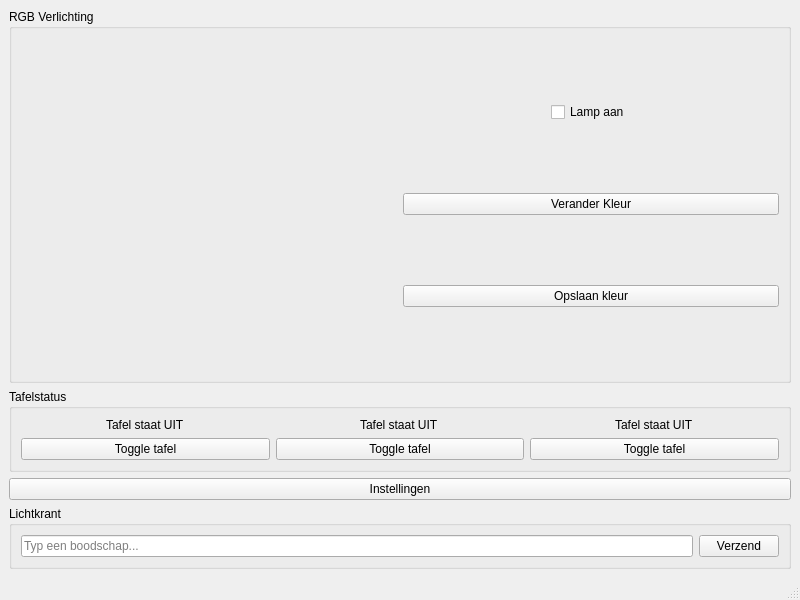
Before: the Qt Designer form mainwindow.ui in wifiinc/qt-dashboard-application, drawn with Qt 5.
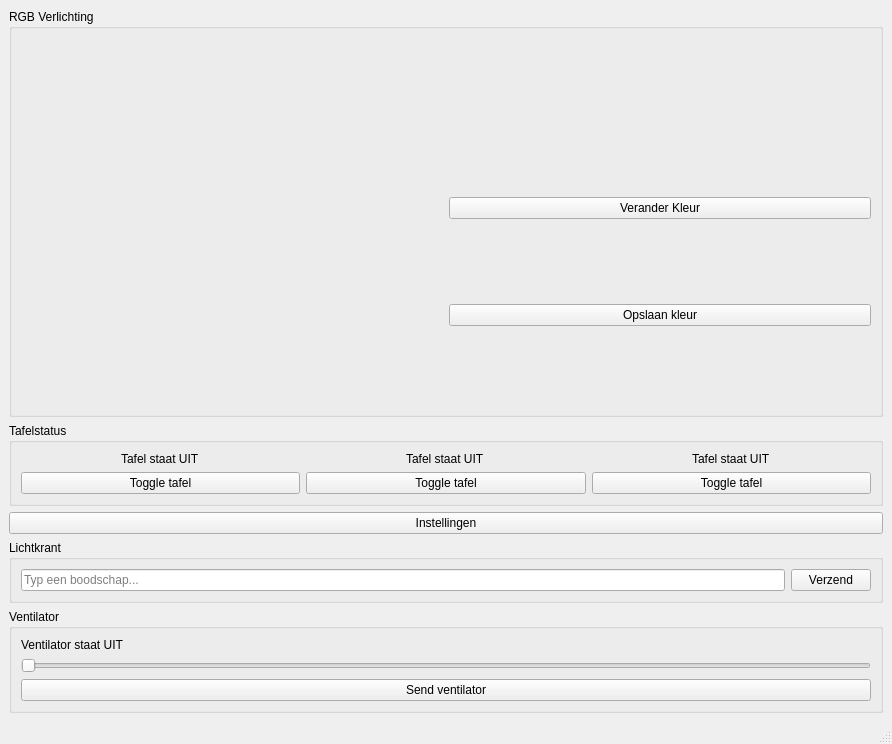
After: the same form once the commit is applied.

```diff
--- a/mainwindow.ui
+++ b/mainwindow.ui
@@ -6,8 +6,8 @@
    <rect>
     <x>0</x>
     <y>0</y>
-    <width>800</width>
-    <height>600</height>
+    <width>892</width>
+    <height>744</height>
    </rect>
   </property>
   <widget class="QWidget" name="centralwidget">
@@ -40,13 +40,6 @@
              </property>
             </spacer>
            </item>
-           <item alignment="Qt::AlignHCenter">
-            <widget class="QCheckBox" name="checkBoxLightOn">
-             <property name="text">
-              <string>Lamp aan</string>
-             </property>
-            </widget>
-           </item>
            <item>
             <spacer name="verticalSpacer_4">
              <property name="orientation">
@@ -206,7 +199,48 @@
       </layout>
      </widget>
     </item>
-
+    <item>
+     <widget class="QGroupBox" name="groupBoxVentilator">
+      <property name="enabled">
+       <bool>true</bool>
+      </property>
+      <property name="minimumSize">
+       <size>
+        <width>0</width>
+        <height>20</height>
+       </size>
+      </property>
+      <property name="title">
+       <string>Ventilator</string>
+      </property>
+      <layout class="QVBoxLayout" name="verticalLayout_2">
+       <item>
+        <widget class="QLabel" name="ventilatorState">
+         <property name="text">
+          <string>Ventilator staat UIT</string>
+         </property>
+        </widget>
+       </item>
+       <item>
+        <widget class="QSlider" name="VentilatorSpeed_2">
+         <property name="maximum">
+          <number>255</number>
+         </property>
+         <property name="orientation">
+          <enum>Qt::Orientation::Horizontal</enum>
+         </property>
+        </widget>
+       </item>
+       <item>
+        <widget class="QPushButton" name="pushButton">
+         <property name="text">
+          <string>Send ventilator</string>
+         </property>
+        </widget>
+       </item>
+      </layout>
+     </widget>
+    </item>
    </layout>
   </widget>
 
```
Left out of the diff: 27 changed lines with no effect on the pictures.
